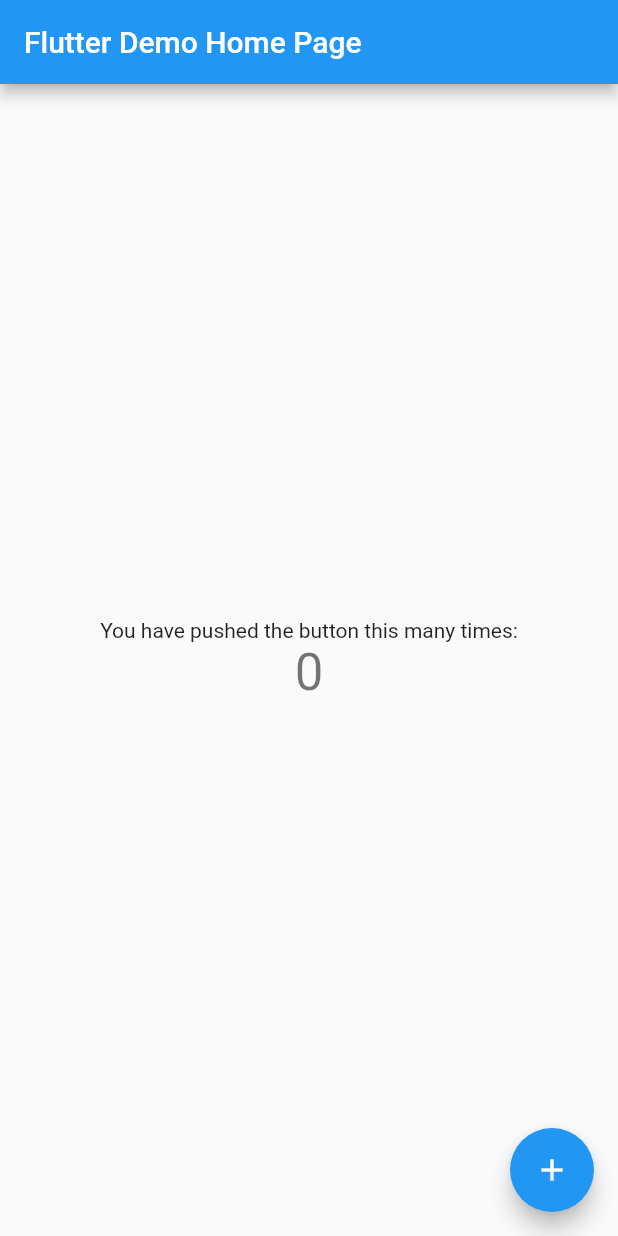
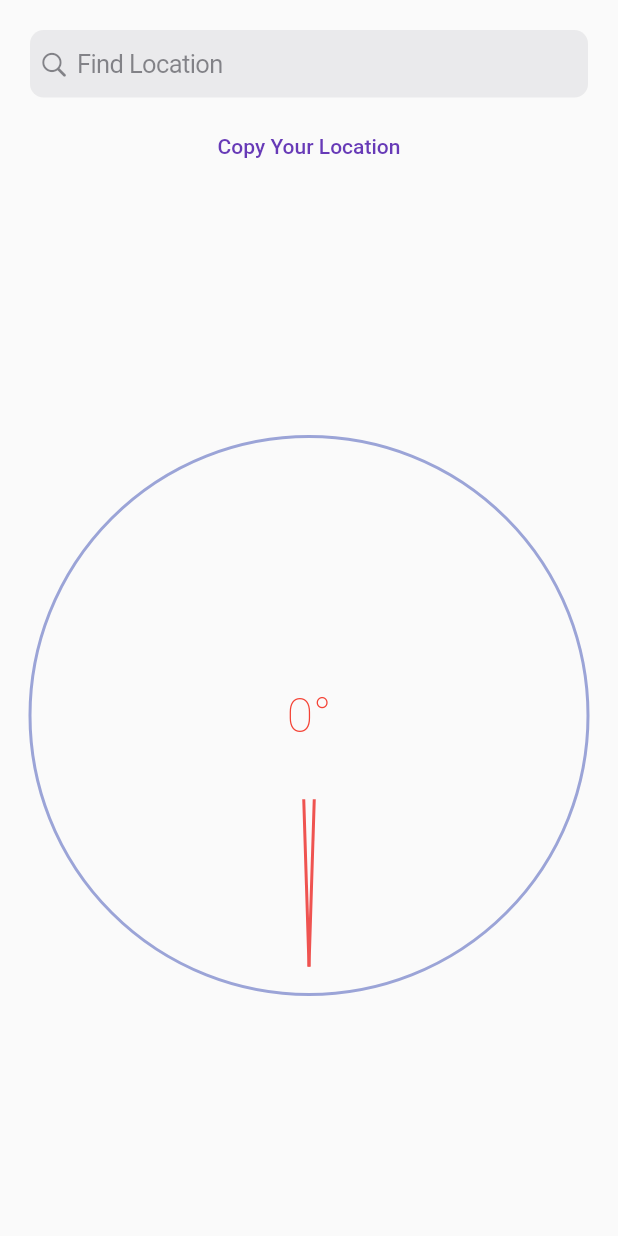
Before and after one commit to Dan5762/where, a Flutter app: the screen it shows after launch, on a phone screen of 412 x 824 dp. Run offline on Flutter 3.47's test engine with Material 2 defaults, Android fonts, the phone set to English and light mode, and no system bars; our stand-ins replace flutter_compass, location, sensors_plus.

```diff
--- a/lib/main.dart
+++ b/lib/main.dart
@@ -1,115 +1,156 @@
+import 'dart:math';
+
+import 'package:flutter/services.dart';
 import 'package:flutter/material.dart';
+import 'package:flutter/cupertino.dart';
+
+import 'package:location/location.dart';
+import 'package:flutter_compass/flutter_compass.dart';
+import 'package:sensors_plus/sensors_plus.dart';
 
 void main() {
+  WidgetsFlutterBinding.ensureInitialized();
+  SystemChrome.setPreferredOrientations([DeviceOrientation.portraitUp]);
   runApp(const MyApp());
 }
 
 class MyApp extends StatelessWidget {
   const MyApp({Key? key}) : super(key: key);
 
-  // This widget is the root of your application.
   @override
   Widget build(BuildContext context) {
     return MaterialApp(
-      title: 'Flutter Demo',
+      title: 'Where',
       theme: ThemeData(
-        // This is the theme of your application.
-        //
-        // Try running your application with "flutter run". You'll see the
-        // application has a blue toolbar. Then, without quitting the app, try
-        // changing the primarySwatch below to Colors.green and then invoke
-        // "hot reload" (press "r" in the console where you ran "flutter run",
-        // or simply save your changes to "hot reload" in a Flutter IDE).
-        // Notice that the counter didn't reset back to zero; the application
-        // is not restarted.
-        primarySwatch: Colors.blue,
+        primarySwatch: Colors.deepPurple,
       ),
-      home: const MyHomePage(title: 'Flutter Demo Home Page'),
+      home: const Scaffold(
+        body: MyHomePage(),
+      )
     );
   }
 }
 
 class MyHomePage extends StatefulWidget {
-  const MyHomePage({Key? key, required this.title}) : super(key: key);
-
-  // This widget is the home page of your application. It is stateful, meaning
-  // that it has a State object (defined below) that contains fields that affect
-  // how it looks.
-
-  // This class is the configuration for the state. It holds the values (in this
-  // case the title) provided by the parent (in this case the App widget) and
-  // used by the build method of the State. Fields in a Widget subclass are
-  // always marked "final".
-
-  final String title;
+  const MyHomePage({Key? key,}) : super(key: key);
 
   @override
   State<MyHomePage> createState() => _MyHomePageState();
 }
 
 class _MyHomePageState extends State<MyHomePage> {
-  int _counter = 0;
-
-  void _incrementCounter() {
-    setState(() {
-      // This call to setState tells the Flutter framework that something has
-      // changed in this State, which causes it to rerun the build method below
-      // so that the display can reflect the updated values. If we changed
-      // _counter without calling setState(), then the build method would not be
-      // called again, and so nothing would appear to happen.
-      _counter++;
-    });
-  }
 
   @override
   Widget build(BuildContext context) {
-    // This method is rerun every time setState is called, for instance as done
-    // by the _incrementCounter method above.
-    //
-    // The Flutter framework has been optimized to make rerunning build methods
-    // fast, so that you can just rebuild anything that needs updating rather
-    // than having to individually change instances of widgets.
     return Scaffold(
-      appBar: AppBar(
-        // Here we take the value from the MyHomePage object that was created by
-        // the App.build method, and use it to set our appbar title.
-        title: Text(widget.title),
+      resizeToAvoidBottomInset: false,
+      body: Column(
+        children: [
+          Container(
+            height: 70,
+            padding: const EdgeInsets.fromLTRB(20, 20, 20, 5),
+            child: const CupertinoSearchTextField(
+              placeholder: 'Find Location',
+            ),
+          ),
+          Container(
+            height: 60,
+            padding: const EdgeInsets.fromLTRB(20, 5, 20, 10),
+            child: TextButton(
+              child: const Text(
+                'Copy Your Location',
+                textAlign: TextAlign.end,
+              ),
+              onPressed:() {},
+            ),
+          ),
+          Expanded(
+            child: Container(
+              alignment: Alignment.center,
+              padding: const EdgeInsets.all(20),
+              child: Compass()
+            )
+          ),
+        ]
       ),
-      body: Center(
-        // Center is a layout widget. It takes a single child and positions it
-        // in the middle of the parent.
-        child: Column(
-          // Column is also a layout widget. It takes a list of children and
-          // arranges them vertically. By default, it sizes itself to fit its
-          // children horizontally, and tries to be as tall as its parent.
-          //
-          // Invoke "debug painting" (press "p" in the console, choose the
-          // "Toggle Debug Paint" action from the Flutter Inspector in Android
-          // Studio, or the "Toggle Debug Paint" command in Visual Studio Code)
-          // to see the wireframe for each widget.
-          //
-          // Column has various properties to control how it sizes itself and
-          // how it positions its children. Here we use mainAxisAlignment to
-          // center the children vertically; the main axis here is the vertical
-          // axis because Columns are vertical (the cross axis would be
-          // horizontal).
-          mainAxisAlignment: MainAxisAlignment.center,
-          children: <Widget>[
-            const Text(
-              'You have pushed the button this many times:',
-            ),
-            Text(
-              '$_counter',
-              style: Theme.of(context).textTheme.headline4,
-            ),
-          ],
-        ),
-      ),
-      floatingActionButton: FloatingActionButton(
-        onPressed: _incrementCounter,
-        tooltip: 'Increment',
-        child: const Icon(Icons.add),
-      ), // This trailing comma makes auto-formatting nicer for build methods.
     );
   }
+}class Compass extends StatefulWidget {
+
+	Compass({Key? key}) : super(key: key);
+
+	@override
+	_CompassState createState() => _CompassState();
 }
+
+class _CompassState extends State<Compass> with SingleTickerProviderStateMixin {
+
+	double _heading = 0;
+
+	String get _readout => _heading.toStringAsFixed(0) + '°';
+
+	@override
+	void initState() {
+
+		super.initState();
+		FlutterCompass.events!.listen(_onData);
+	}
+
+	void _onData(CompassEvent x) => setState(() { _heading = x.heading!; });
+
+	final TextStyle _style = const TextStyle(
+		color: Colors.red,
+		fontSize: 32,
+		fontWeight: FontWeight.w200,
+	);
+
+	@override
+	Widget build(BuildContext context) {
+
+		return CustomPaint(
+			foregroundPainter: CompassPainter(angle: _heading),
+			child: Center(child: Text(_readout, style: _style))
+		);
+	}
+}
+
+class CompassPainter extends CustomPainter {
+
+	CompassPainter({ required this.angle }) : super();
+
+  final double angle;
+	double get rotation => -2 * pi * (angle / 360);
+
+	Paint get _brush => Paint()
+		..style = PaintingStyle.stroke
+		..strokeWidth = 2.0;
+
+	@override
+	void paint(Canvas canvas, Size size) {
+
+		Paint circle = _brush
+			..color = Colors.indigo[400]!.withOpacity(0.6);
+
+		Paint needle = _brush
+			..color = Colors.red[400]!;
+
+		double radius = min(size.width / 2, size.height / 2);
+		Offset center = Offset(size.width / 2, size.height / 2);
+		Offset centerL = Offset(size.width / 2 - 5, size.height / 2);
+		Offset centerR = Offset(size.width / 2 + 5, size.height / 2);
+    Offset point = Offset(center.dx, center.dy + radius);
+		Offset startL = Offset.lerp(centerL, point, 0.3)!;
+		Offset startR = Offset.lerp(centerR, point, 0.3)!;
+		Offset end = Offset.lerp(center, point, 0.9)!;
+
+		canvas.translate(center.dx, center.dy);
+		canvas.rotate(rotation);
+		canvas.translate(-center.dx, -center.dy);
+		canvas.drawLine(startR, end, needle);
+		canvas.drawLine(startL, end, needle);
+		canvas.drawCircle(center, radius, circle);
+	}
+
+	@override
+	bool shouldRepaint(CustomPainter oldDelegate) => true;
+}
```
Also changed, not shown: pubspec.yaml (+6 -64 lines), pubspec.lock, 13 other files.
